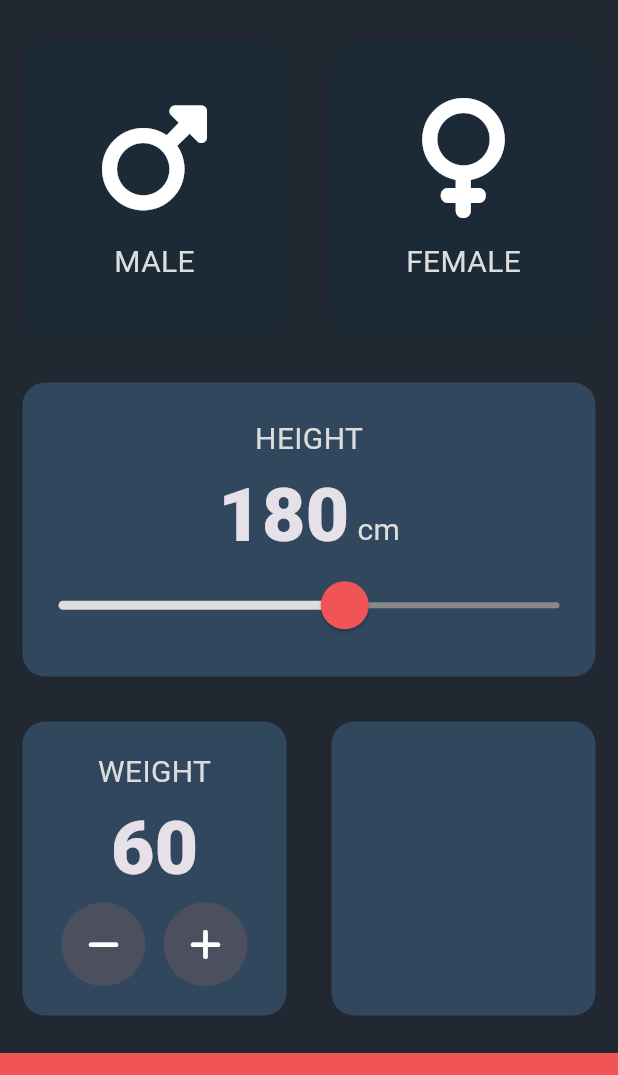
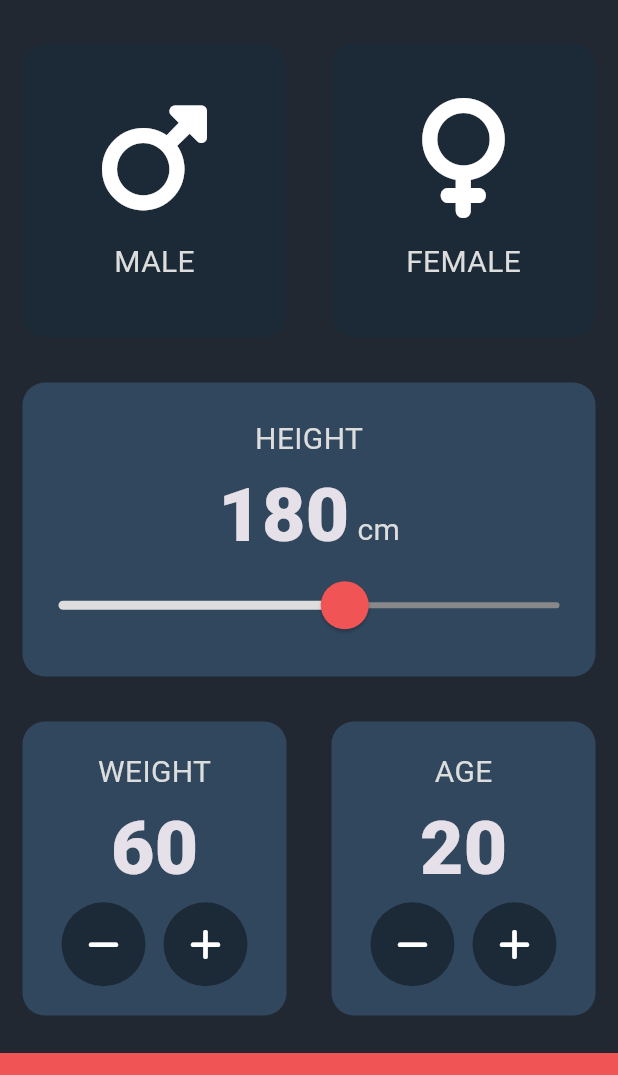
Before and after one commit to UnknownVisuals/bmi_calculator, a Flutter app: the screen it shows after launch, on a phone screen of 412 x 824 dp, the part 63-1138 px from its top. Run offline on Flutter 3.47's test engine with Material 3 defaults, Android fonts, the phone set to English and light mode, and no system bars; our stand-ins replace font_awesome_flutter.

Commit message:
seperate RoundIconButton to another dart file

```diff
--- a/lib/input_page.dart
+++ b/lib/input_page.dart
@@ -3,6 +3,7 @@ import 'package:font_awesome_flutter/font_awesome_flutter.dart';
 import 'package:bmi_calculator/reusable_card.dart';
 import 'package:bmi_calculator/icon_content.dart';
 import 'package:bmi_calculator/constants.dart';
+import 'package:bmi_calculator/round_icon_button.dart';
 
 enum Gender {
   male,
@@ -20,6 +21,7 @@ class _InputPageState extends State<InputPage> {
   Gender? selectedGender;
   int height = 180;
   int weight = 60;
+  int age = 20;
 
   @override
   Widget build(BuildContext context) {
@@ -145,6 +147,9 @@ class _InputPageState extends State<InputPage> {
                             RoundIconButton(
                               icon: FontAwesomeIcons.minus,
                               onPressed: () {
+                                setState(() {
+                                  weight--;
+                                });
                               },
                             ),
                             const SizedBox(
@@ -153,6 +158,9 @@ class _InputPageState extends State<InputPage> {
                             RoundIconButton(
                               icon: FontAwesomeIcons.plus,
                               onPressed: () {
+                                setState(() {
+                                  weight++;
+                                });
                               },
                             ),
                           ],
@@ -161,10 +169,46 @@ class _InputPageState extends State<InputPage> {
                     ),
                   ),
                 ),
-                const Expanded(
+                Expanded(
                   child: ReusableCard(
                     colour: kActiveCardColor,
-                    cardChild: IconContent(),
+                    cardChild: Column(
+                      mainAxisAlignment: MainAxisAlignment.center,
+                      children: <Widget>[
+                        const Text(
+                          'AGE',
+                          style: kLabelTextStyle,
+                        ),
+                        Text(
+                          age.toString(),
+                          style: kNumberTextStyle,
+                        ),
+                        Row(
+                          mainAxisAlignment: MainAxisAlignment.center,
+                          children: <Widget>[
+                            RoundIconButton(
+                              icon: FontAwesomeIcons.minus,
+                              onPressed: () {
+                                setState(() {
+                                  age--;
+                                });
+                              },
+                            ),
+                            const SizedBox(
+                              width: 12.0,
+                            ),
+                            RoundIconButton(
+                              icon: FontAwesomeIcons.plus,
+                              onPressed: () {
+                                setState(() {
+                                  age++;
+                                });
+                              },
+                            ),
+                          ],
+                        ),
+                      ],
+                    ),
                   ),
                 ),
               ],
@@ -181,25 +225,3 @@ class _InputPageState extends State<InputPage> {
     );
   }
 }
-
-class RoundIconButton extends StatelessWidget {
-  const RoundIconButton(
-      {super.key, required this.icon, required this.onPressed});
-
-  final IconData icon;
-  final Function onPressed;
-
-  @override
-  Widget build(BuildContext context) {
-    return RawMaterialButton(
-      onPressed: onPressed(),
-      constraints: const BoxConstraints.tightFor(
-        width: 56.0,
-        height: 56.0,
-      ),
-      shape: const CircleBorder(),
-      fillColor: const Color(0xFF4C4F5E),
-      child: Icon(icon),
-    );
-  }
-}
--- /dev/null
+++ b/lib/round_icon_button.dart
@@ -0,0 +1,24 @@
+import 'package:bmi_calculator/constants.dart';
+import 'package:flutter/material.dart';
+
+class RoundIconButton extends StatelessWidget {
+  const RoundIconButton({super.key, required this.icon, required this.onPressed});
+
+  final IconData icon;
+  final VoidCallback onPressed;
+
+  @override
+  Widget build(BuildContext context) {
+    return RawMaterialButton(
+      elevation: 0.0,
+      onPressed: onPressed,
+      constraints: const BoxConstraints.tightFor(
+        width: 56.0,
+        height: 56.0,
+      ),
+      shape: const CircleBorder(),
+      fillColor: kInactiveCardColor,
+      child: Icon(icon),
+    );
+  }
+}
```
